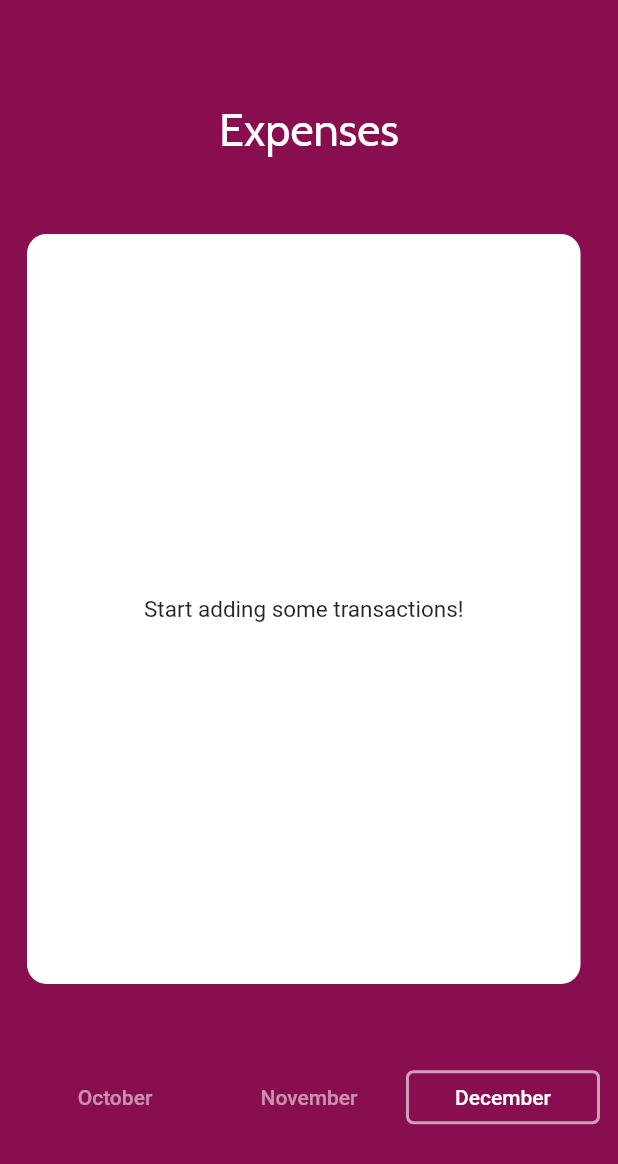
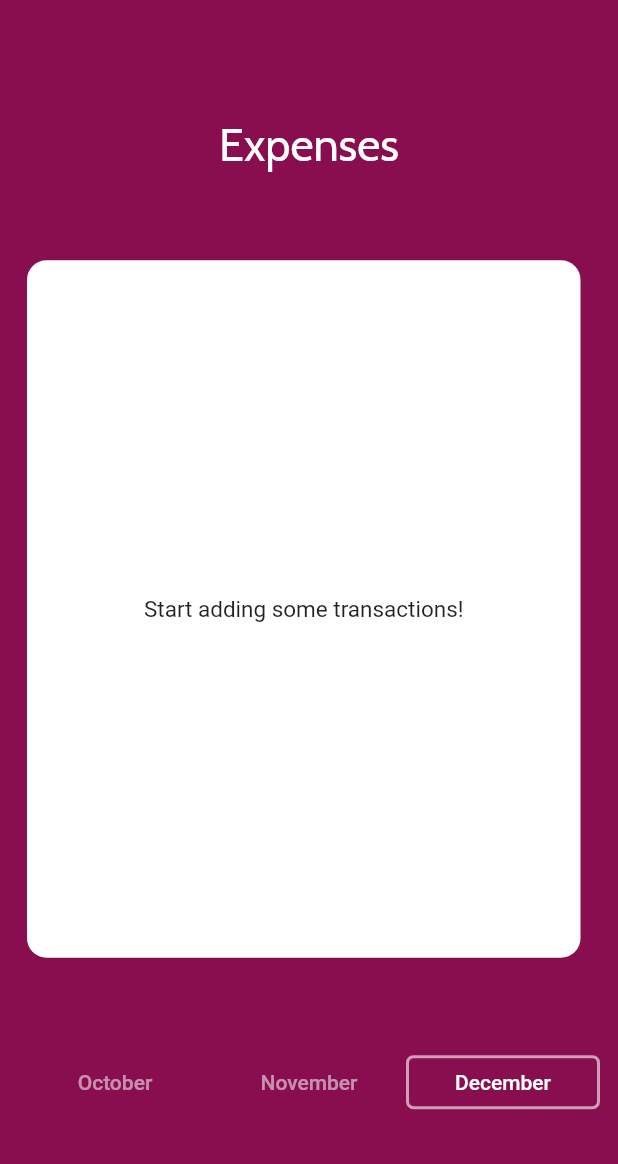
Before and after one commit to mzakharo/librebudgeteer, a Flutter app: the ChartContainer widget shown alone on an empty page, opened directly, on a phone screen of 412 x 824 dp. Shown: the top 1164 px of the screen. Run offline on Flutter 3.47's test engine with Material 2 defaults, Android fonts, the phone set to English and light mode, and no system bars; our stand-ins replace charts_flutter, fl_chart, flutter_colorpicker, google_fonts, introduction_screen, package_info_plus and 2 more; missing offline and left inert: influxdb_client, notion_sdk; project files that could hold a hidden picture were left out.

Commit message:
apap 1.8.2 - support small screens (xperia xz2c

```diff
--- a/app/lib/charts/chart_widgets/labels_pie_chart.dart
+++ b/app/lib/charts/chart_widgets/labels_pie_chart.dart
@@ -87,7 +87,7 @@ class LabelsPieChart extends StatelessWidget {
             "\$${f.format(total)}",
             style: GoogleFonts.cabin(
               color: Theme.of(context).brightness == Brightness.light ? Colors.black : Colors.white,
-              fontSize: 30,
+              fontSize: 20,
             ),
           ),
           Expanded(
@@ -103,6 +103,7 @@ class LabelsPieChart extends StatelessWidget {
                   desiredMaxColumns: 2,
                   desiredMaxRows: 3,
                   showMeasures: true,
+                  entryTextStyle: charts.TextStyleSpec(fontSize: 10),
                   legendDefaultMeasure: charts.LegendDefaultMeasure.firstValue,
                   measureFormatter: (labelTotal) {
                     return '\$${(f.format(labelTotal!))}';
--- a/app/lib/screens/budget_screen.dart
+++ b/app/lib/screens/budget_screen.dart
@@ -43,7 +43,7 @@ class _BudgetScreenState extends State<BudgetScreen> {
             const Spacer(flex: 3),
             Container(
                 margin: const EdgeInsets.only(left: 18, right: 25),
-                height: 500,
+                height: 465,
                 child: SingleChildScrollView(
                     child: Container(
                   // Uneven because room is needed for ScrollingPageIndicator.
--- a/app/lib/widgets/chart_container.dart
+++ b/app/lib/widgets/chart_container.dart
@@ -41,7 +41,7 @@ class ChartContainer extends StatelessWidget {
           Container(
             // Uneven because room is needed for ScrollingPageIndicator.
             margin: const EdgeInsets.only(left: 18, right: 25),
-            height: 500,
+            height: 465,
             decoration: BoxDecoration(
               color: Theme.of(context).colorScheme.surface,
               borderRadius: BorderRadius.circular(13),
--- a/app/lib/widgets/dashboard_list_header.dart
+++ b/app/lib/widgets/dashboard_list_header.dart
@@ -27,9 +27,7 @@ class DashboardListHeader extends StatelessWidget {
                       'History',
                       style: TextStyle(
                         fontSize: 16,
-                        color: themeData.brightness == Brightness.light
-                            ? Colors.black54
-                            : Colors.white54,
+                        color: themeData.brightness == Brightness.light ? Colors.black54 : Colors.white54,
                       ),
                     ),
                     LabelFilterDropdown(),
--- a/app/lib/widgets/label_filter_dropdown.dart
+++ b/app/lib/widgets/label_filter_dropdown.dart
@@ -20,7 +20,7 @@ class LabelFilterDropdown extends StatelessWidget {
         Container(
             //Here you can control the width of your container ..
             //when text exceeds it will be trancated via elipses...
-            width: 250.0,
+            width: 210.0,
             child: Text(
               title,
               softWrap: false,
--- a/app/pubspec.yaml
+++ b/app/pubspec.yaml
@@ -15,7 +15,7 @@ publish_to: "none" # Remove this line if you wish to publish to pub.dev
 # In iOS, build-name is used as CFBundleShortVersionString while build-number used as CFBundleVersion.
 # Read more about iOS versioning at
 # https://developer.apple.com/library/archive/documentation/General/Reference/InfoPlistKeyReference/Articles/CoreFoundationKeys.html
-version: 1.8.1+16
+version: 1.8.2+17
 
 environment:
   sdk: '>=2.12.0 <3.0.0'
```
Also changed, not shown: app/lib/card_items/transaction_card.dart (+3 -6 lines).
